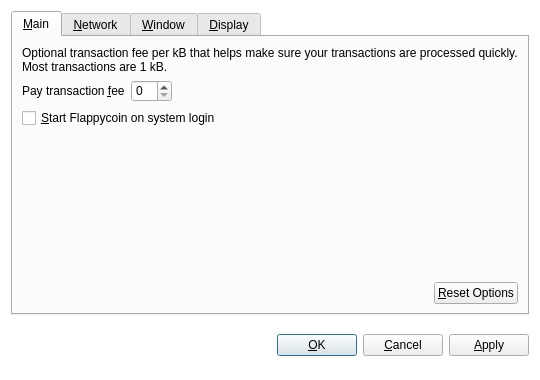
Before: the Qt Designer form src/qt/forms/optionsdialog.ui in hanzou-x/Flaps, drawn with Qt 5.
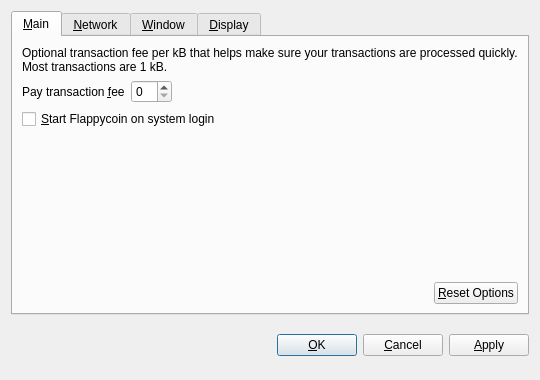
After: the same form once the commit is applied. Custom widgets are drawn as their Qt base class.

Commit message: Style Sheet Fix SP4.1

```diff
--- a/src/qt/forms/optionsdialog.ui
+++ b/src/qt/forms/optionsdialog.ui
@@ -13,9 +13,6 @@
   <property name="windowTitle">
    <string>Options</string>
   </property>
-  <property name="styleSheet">
-   <string notr="true">QDialog { background: transparent; }</string>
-  </property>
   <property name="modal">
    <bool>true</bool>
   </property>
```
The commit also changes 12 other files.
